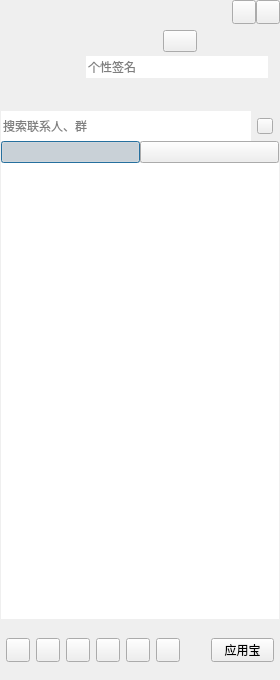
Qt form CCMainWindow.ui (jmh000527/criker-client) before a commit.
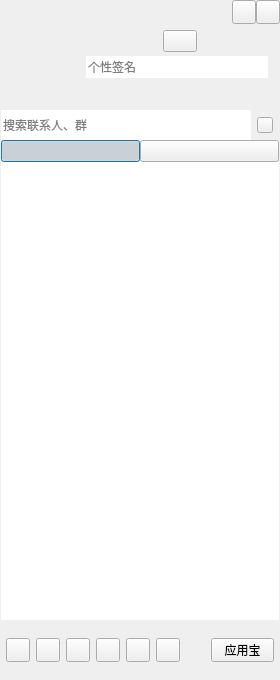
The same form after that commit. Icons and pictures are not drawn.

Diff of the .ui file:
```diff
--- a/CCMainWindow.ui
+++ b/CCMainWindow.ui
@@ -330,13 +330,13 @@
        <number>1</number>
       </property>
       <property name="topMargin">
-       <number>1</number>
+       <number>0</number>
       </property>
       <property name="rightMargin">
        <number>1</number>
       </property>
       <property name="bottomMargin">
-       <number>1</number>
+       <number>0</number>
       </property>
       <item>
        <widget class="QWidget" name="searchWidget" native="true">
```
